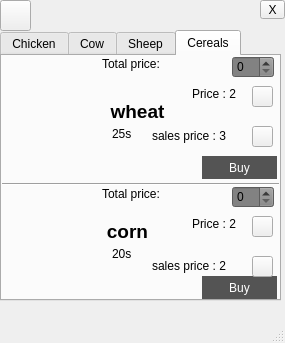
SjdHbz/bullshit, file shop.ui: the form before one commit.
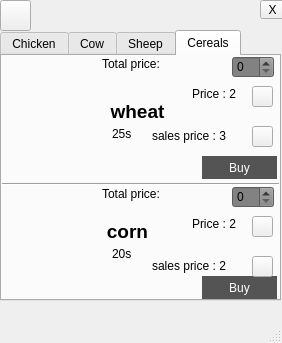
The form after the commit. The open tabs and pages were chosen to show the change. Icons and pictures are not drawn.

Patch:
```diff
--- a/shop.ui
+++ b/shop.ui
@@ -6,7 +6,7 @@
    <rect>
     <x>0</x>
     <y>0</y>
-    <width>285</width>
+    <width>282</width>
     <height>343</height>
    </rect>
   </property>
```
Left out of the diff: 4 changed lines with no effect on the pictures.
